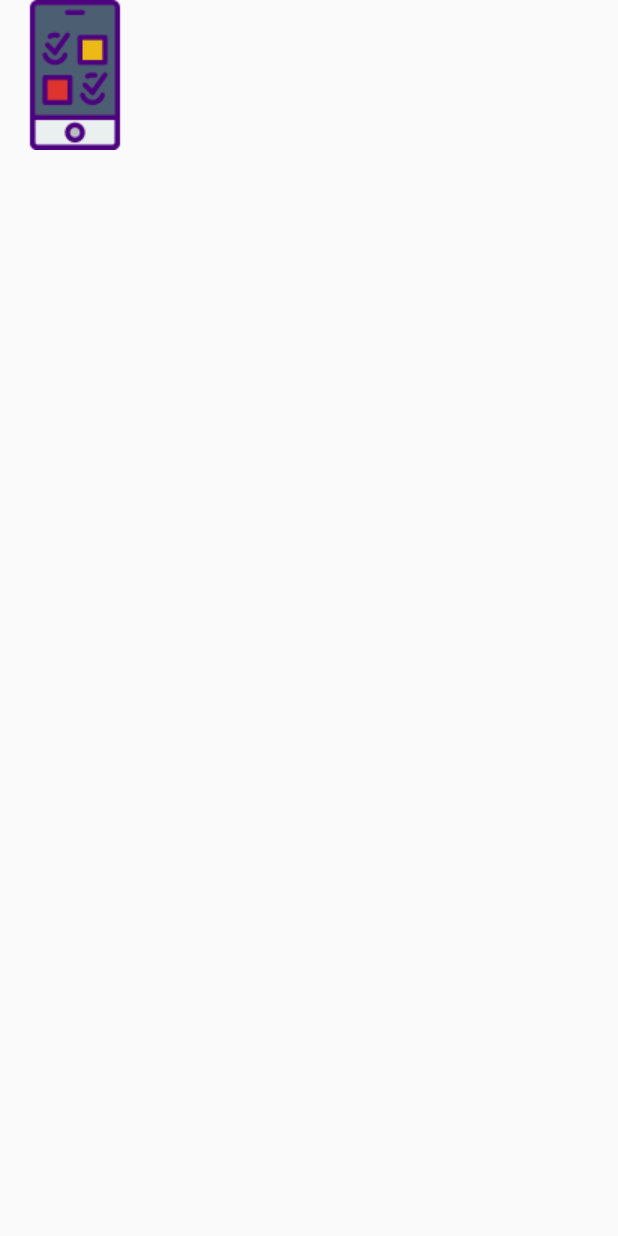
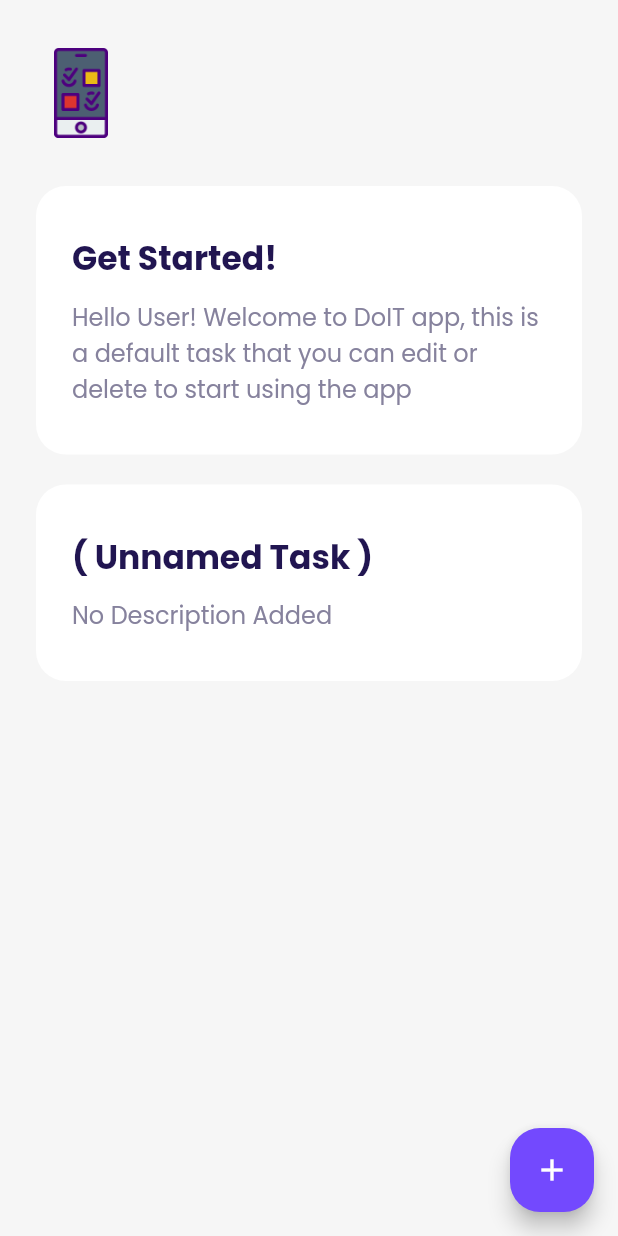
Before and after one commit to Bilal001122/To-do-app, a Flutter app: the screen it shows after launch, on a phone screen of 412 x 824 dp. Run offline on Flutter 3.47's test engine with Material 2 defaults, Android fonts, the phone set to English and light mode, and no system bars; our stand-ins replace google_fonts.

Commit message:
Home Screen UI finished

```diff
--- a/lib/screens/home_screen.dart
+++ b/lib/screens/home_screen.dart
@@ -1,4 +1,5 @@
 import 'package:flutter/material.dart';
+import 'package:to_do_app/widgets/widgets.dart';
 
 class HomeScreen extends StatefulWidget {
   const HomeScreen({Key? key}) : super(key: key);
@@ -11,11 +12,38 @@ class _HomeScreenState extends State<HomeScreen> {
   @override
   Widget build(BuildContext context) {
     return Scaffold(
-      body: Container(
-        child: Column(
-          children: [
-            Image.asset('assets/images/logo.png'),
-          ],
+      floatingActionButton: FloatingActionButton(
+        onPressed: () {},
+        backgroundColor: Color(0xFF7349FE),
+        shape: RoundedRectangleBorder(
+          borderRadius: BorderRadius.circular(20),
+        ),
+        child: Icon(Icons.add),
+      ),
+      backgroundColor: Color(0xFFF6F6F6),
+      body: SafeArea(
+        child: Padding(
+          padding: const EdgeInsets.symmetric(horizontal: 24.0, vertical: 32),
+          child: Column(
+            crossAxisAlignment: CrossAxisAlignment.start,
+            children: [
+              Image.asset(
+                'assets/images/logo.png',
+                width: 60,
+                alignment: Alignment.topLeft,
+                fit: BoxFit.cover,
+              ),
+              SizedBox(
+                height: 32,
+              ),
+              TaskCardWidget(
+                title: 'Get Started!',
+                description:
+                    'Hello User! Welcome to DoIT app, this is a default task that you can edit or delete to start using the app',
+              ),
+              TaskCardWidget(),
+            ],
+          ),
         ),
       ),
     );
--- /dev/null
+++ b/lib/widgets/task_card_widget.dart
@@ -0,0 +1,45 @@
+import 'package:flutter/material.dart';
+
+class TaskCardWidget extends StatelessWidget {
+  final String? title;
+  final String? description;
+  const TaskCardWidget({Key? key, this.title, this.description})
+      : super(key: key);
+
+  @override
+  Widget build(BuildContext context) {
+    return Container(
+      margin: EdgeInsets.only(bottom: 20),
+      width: double.infinity,
+      padding: EdgeInsets.symmetric(vertical: 32, horizontal: 24),
+      decoration: BoxDecoration(
+        borderRadius: BorderRadius.circular(20),
+        color: Colors.white,
+      ),
+      child: Column(
+        crossAxisAlignment: CrossAxisAlignment.start,
+        children: [
+          Text(
+            title != null ? title! : '( Unnamed Task )',
+            style: TextStyle(
+              color: Color(0xFF211551),
+              fontSize: 22,
+              fontWeight: FontWeight.bold,
+            ),
+          ),
+          SizedBox(
+            height: 10,
+          ),
+          Text(
+            description != null ? description! : 'No Description Added',
+            style: TextStyle(
+              fontSize: 16,
+              color: Color(0xFF86829D),
+              height: 1.5,
+            ),
+          ),
+        ],
+      ),
+    );
+  }
+}
--- /dev/null
+++ b/lib/widgets/widgets.dart
@@ -0,0 +1 @@
+export 'task_card_widget.dart';
```
